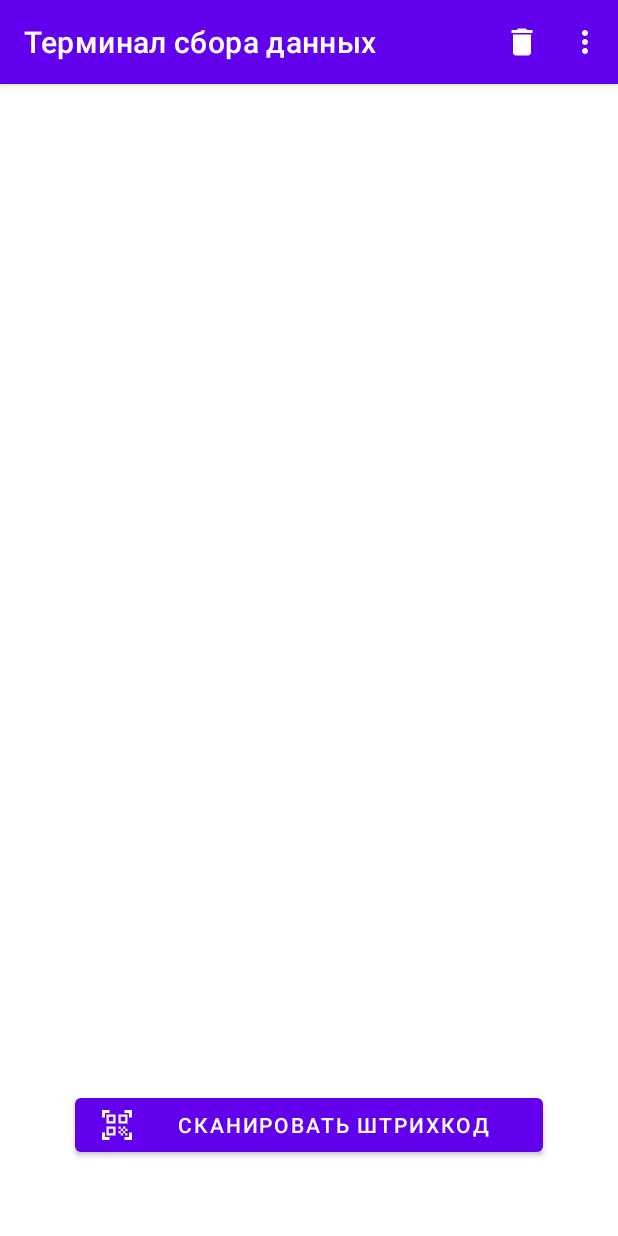
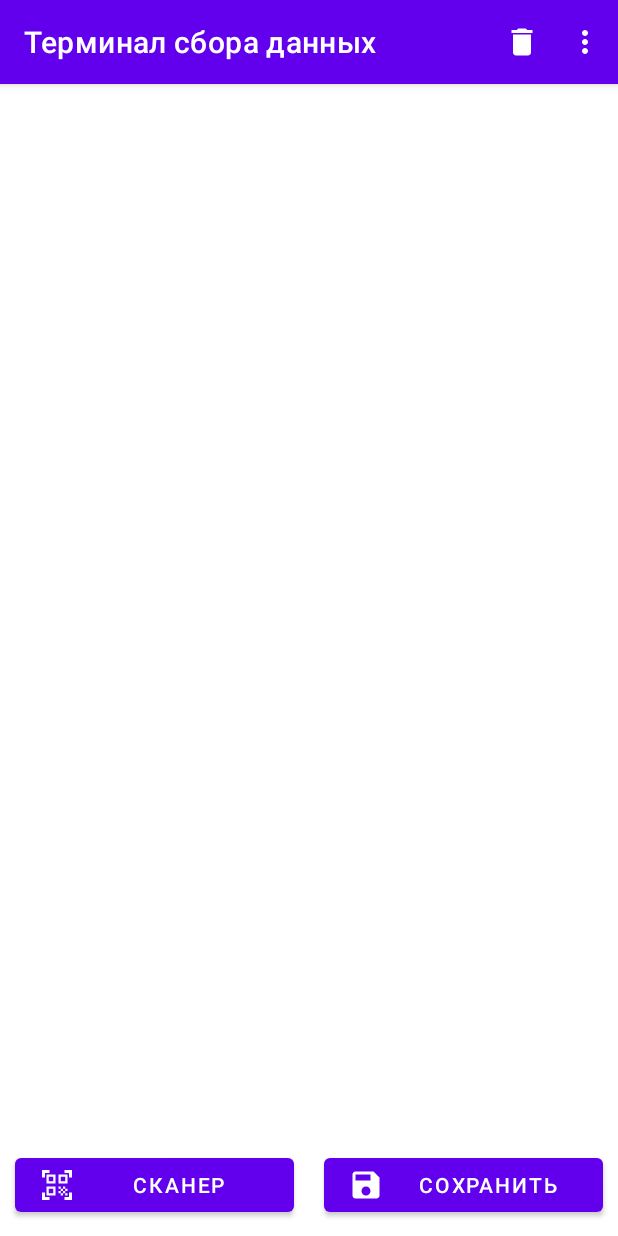
Before and after one commit to theprogrammer67/datacollectionterminal, an Android app: the DocumentActivity screen opened directly, with no data from a screen before it, after a tap on "Удалить выбранные", on a phone screen of 412 x 824 dp. Run offline under Robolectric (Android 15) with nearby library versions, the phone set to English and light mode, and no system bars; our stand-ins replace Room's generated code, data binding; libraries missing offline, so code that uses them is left out: com.google.zxing.integration.

Commit message:
add: Сохранение документа в базу данных

```diff
--- a/app/src/main/java/ru/rarus/datacollectionterminal/DocumentActivity.kt
+++ b/app/src/main/java/ru/rarus/datacollectionterminal/DocumentActivity.kt
@@ -32,6 +32,9 @@ class DocumentActivity : AppCompatActivity() {
 
         binding.btnScanBarcode.setOnClickListener {
             viewModel.scanBarcode()
+        }
+        binding.btnSaveDocument.setOnClickListener {
+            viewModel.saveDocument()
         }
     }
 
@@ -68,7 +71,7 @@ class DocumentActivity : AppCompatActivity() {
             super.onActivityResult(requestCode, resultCode, data)
     }
 
-    fun refreshList() {
+    fun onChangeDocument() {
         adapter.notifyDataSetChanged()
     }
 }
--- a/app/src/main/java/ru/rarus/datacollectionterminal/DocumentDataModel.kt
+++ b/app/src/main/java/ru/rarus/datacollectionterminal/DocumentDataModel.kt
@@ -20,7 +20,7 @@ class ViewDocumentRow() {
     }
 }
 
-class DctFocument() {
+class ViewDocument() {
     val header = DctDocumentHeader()
     val rows: MutableList<ViewDocumentRow> =  ArrayList()
 
@@ -31,4 +31,10 @@ class DctFocument() {
         else
             rows.add(ViewDocumentRow(goodAndUnit))
     }
+
+    fun clear() {
+        header.clear()
+        rows.clear()
+    }
+
 }
--- a/app/src/main/java/ru/rarus/datacollectionterminal/DocumentViewModel.kt
+++ b/app/src/main/java/ru/rarus/datacollectionterminal/DocumentViewModel.kt
@@ -8,7 +8,7 @@ import kotlinx.coroutines.withContext
 
 class DocumentViewModel : ViewModel() {
     var activity: DocumentActivity? = null
-    val document = DctFocument()
+    val document = ViewDocument()
 
     fun scanBarcode() {
         // По-умолчанию используем zxing сканер
@@ -31,7 +31,7 @@ class DocumentViewModel : ViewModel() {
 
     private fun addDocumentRow(goodAndUnit: GoodAndUnit) {
         document.addRow(goodAndUnit)
-        activity!!.refreshList()
+        activity!!.onChangeDocument()
     }
 
     private fun onBarcodeNotFound(barcodeData: String) {
@@ -39,13 +39,21 @@ class DocumentViewModel : ViewModel() {
         App.showMessage("Штрихкод не найден")
         val goodAndUnit = GoodAndUnit(barcodeData)
         GlobalScope.launch {
-            App.database.dctDao().insertGoodAndUnits(goodAndUnit)
+            App.database.dctDao().insertGoodAndUnit(goodAndUnit)
             withContext(Dispatchers.Main) { addDocumentRow(goodAndUnit) }
         }
     }
 
     fun deleteSelectedRows() {
         document.rows.filter { it.isSelected }.forEach { document.rows.remove(it) }
-        activity!!.refreshList()
+        activity!!.onChangeDocument()
+    }
+
+    fun saveDocument() {
+        GlobalScope.launch {
+            App.database.dctDao().insertDocumentAndRows(DocumentAndRows(document))
+            document.clear()
+            withContext(Dispatchers.Main) { activity!!.onChangeDocument() }
+        }
     }
 }
--- /dev/null
+++ b/app/src/main/res/drawable/ic_baseline_save_24.xml
@@ -0,0 +1,5 @@
+<vector android:height="24dp" android:tint="#FFFFFF"
+    android:viewportHeight="24" android:viewportWidth="24"
+    android:width="24dp" xmlns:android="http://schemas.android.com/apk/res/android">
+    <path android:fillColor="@android:color/white" android:pathData="M17,3L5,3c-1.11,0 -2,0.9 -2,2v14c0,1.1 0.89,2 2,2h14c1.1,0 2,-0.9 2,-2L21,7l-4,-4zM12,19c-1.66,0 -3,-1.34 -3,-3s1.34,-3 3,-3 3,1.34 3,3 -1.34,3 -3,3zM15,9L5,9L5,5h10v4z"/>
+</vector>
--- a/app/src/main/res/layout/activity_document.xml
+++ b/app/src/main/res/layout/activity_document.xml
@@ -1,6 +1,5 @@
 <?xml version="1.0" encoding="utf-8"?>
-<layout xmlns:android="http://schemas.android.com/apk/res/android"
-    xmlns:tools="http://schemas.android.com/tools">
+<layout xmlns:android="http://schemas.android.com/apk/res/android">
 
     <LinearLayout
         android:layout_width="match_parent"
@@ -13,13 +12,28 @@
             android:layout_height="0dp"
             android:layout_weight="1" />
 
-        <Button
-            android:id="@+id/btnScanBarcode"
+        <LinearLayout
             android:layout_width="match_parent"
             android:layout_height="wrap_content"
-            android:layout_margin="50dp"
-            android:drawableLeft="@drawable/ic_baseline_qr_code_scanner_24"
-            android:text="@string/caption_scanbarcode" />
+            android:orientation="horizontal">
+
+            <Button
+                android:id="@+id/btnScanBarcode"
+                android:layout_width="0dp"
+                android:layout_weight="1"
+                android:layout_height="wrap_content"
+                android:layout_margin="10dp"
+                android:drawableLeft="@drawable/ic_baseline_qr_code_scanner_24"
+                android:text="@string/caption_scanner" />
+            <Button
+                android:id="@+id/btnSaveDocument"
+                android:layout_width="0dp"
+                android:layout_weight="1"
+                android:layout_height="wrap_content"
+                android:layout_margin="10dp"
+                android:drawableLeft="@drawable/ic_baseline_save_24"
+                android:text="@string/caption_save" />
+        </LinearLayout>
 
     </LinearLayout>
 </layout>
--- a/app/src/main/res/values/strings.xml
+++ b/app/src/main/res/values/strings.xml
@@ -3,4 +3,6 @@
     <string name="caption_scanbarcode">Сканировать штрихкод</string>
     <string name="action_settings">Настройки</string>
     <string name="action_delete_selected">Удалить выбранные</string>
+    <string name="caption_save">Сохранить</string>
+    <string name="caption_scanner">Сканер</string>
 </resources>
```
Also changed, not shown: app/src/main/java/ru/rarus/datacollectionterminal/Dao.kt (+11 -1 lines), app/src/main/java/ru/rarus/datacollectionterminal/DatabaseEntities.kt (+27 -4 lines).
